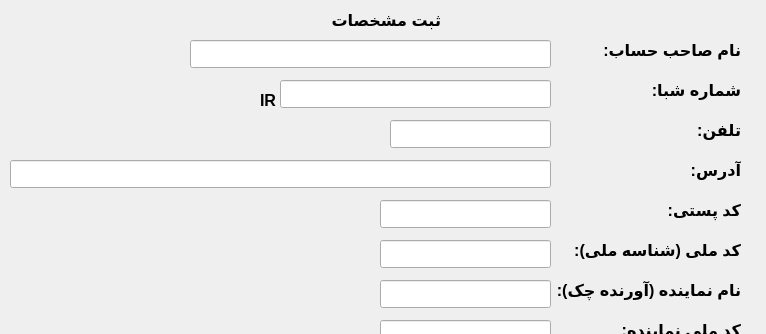
ahmadbabayi/QtBmipaya, file setting.ui: the form before one commit; both pictures show x 0 to 766 and y 0 to 334 of the 766 by 531 pixel window.
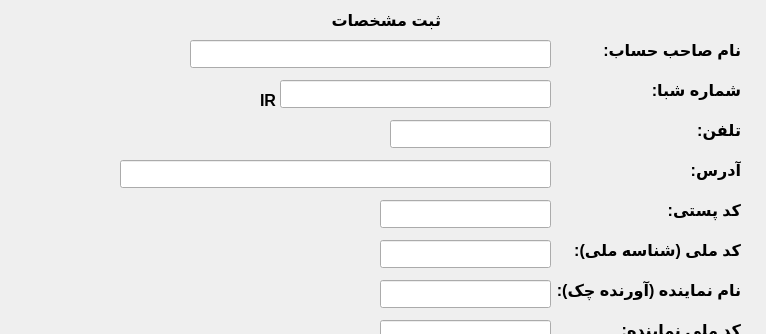
The form after the commit.

Commit message: Cheque vagozari finished and new version released.

Patch:
```diff
--- a/setting.ui
+++ b/setting.ui
@@ -178,9 +178,9 @@
    <widget class="QLineEdit" name="AddressEdit">
     <property name="geometry">
      <rect>
-      <x>10</x>
+      <x>120</x>
       <y>160</y>
-      <width>541</width>
+      <width>431</width>
       <height>28</height>
      </rect>
     </property>
```
Left out of the diff: 4 changed lines with no effect on the pictures. The commit also changes 2 other files.
